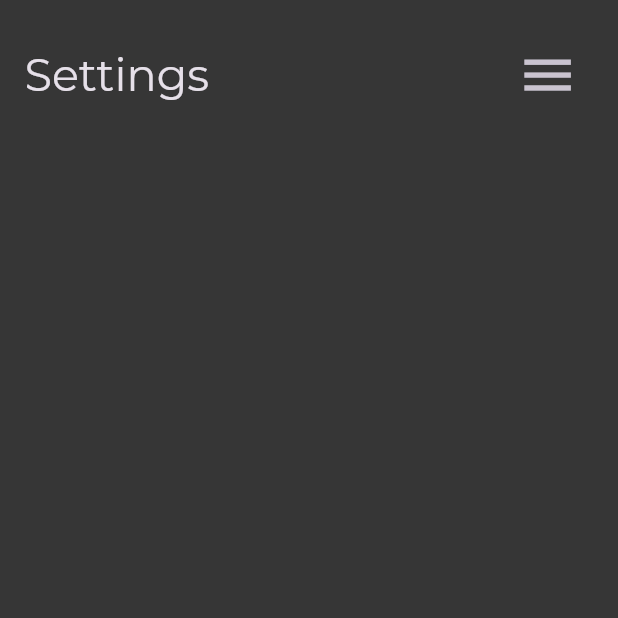
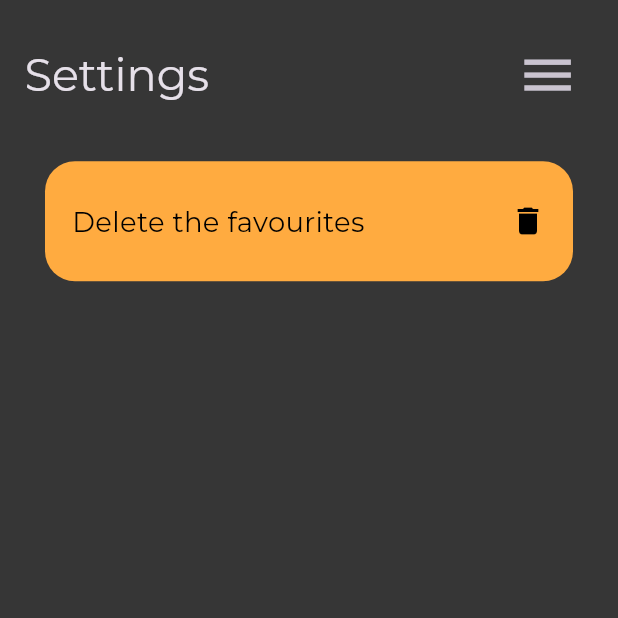
Before and after one commit to youssefhedefa/bookly_application, a Flutter app: the SettingsView screen opened by its route, on a phone screen of 412 x 824 dp, the top half of it. Run offline on Flutter 3.47's test engine with Material 2 defaults, Android fonts, the phone set to English and light mode, and no system bars; our stand-ins replace bloc, cached_network_image, dio, flutter_bloc, flutter_screenutil, google_fonts and 1 more; accounts and stored records are empty; network calls fail.

Commit message:
and button to setting and use snack bar

```diff
--- a/lib/Features/home/presentation/views_model/views/settings_view.dart
+++ b/lib/Features/home/presentation/views_model/views/settings_view.dart
@@ -1,22 +1,67 @@
 import 'package:book/Features/home/presentation/views_model/views/side_bar_view.dart';
 import 'package:book/Features/home/presentation/views_model/views/widgets/custom_app_bar.dart';
+import 'package:book/Features/home/presentation/views_model/views/widgets/custom_button.dart';
+import 'package:book/core/utils/widgets/snack_bar.dart';
 import 'package:flutter/material.dart';
 import 'package:flutter_screenutil/flutter_screenutil.dart';
+import 'package:google_fonts/google_fonts.dart';
 
 class SettingsView extends StatelessWidget {
   const SettingsView({Key? key}) : super(key: key);
   static String id = 'Settings View';
   @override
   Widget build(BuildContext context) {
-    return  Scaffold(
+    return Scaffold(
       drawer: const SideBarView(),
       body: Padding(
-        padding: EdgeInsetsDirectional.only(top: 18.0.h, start: 16.w, end: 16.w),
-        child:const Column(
+        padding:
+            EdgeInsetsDirectional.only(top: 18.0.h, start: 16.w, end: 16.w),
+        child: Column(
           children: [
-            CustomAppBar(
+            const CustomAppBar(
               title: 'Settings',
               leadingIcon: null,
+            ),
+            const SizedBox(
+              height: 30,
+            ),
+            GestureDetector(
+              onTap: () {
+                ScaffoldMessenger.of(context).showSnackBar(
+                    const SnackBar(
+                      content: CustomSnackBar(),
+                      behavior: SnackBarBehavior.floating,
+                    ),
+                );
+              },
+              child: Container(
+                height: 80,
+                width: MediaQuery.of(context).size.width - 60,
+                alignment: Alignment.center,
+                decoration: BoxDecoration(
+                  color: Colors.orangeAccent,
+                  borderRadius: BorderRadius.circular(20),
+                ),
+                child: Padding(
+                  padding: const EdgeInsets.only(left: 18.0, right: 18.0),
+                  child: Row(
+                    children: [
+                      Text(
+                        'Delete the favourites',
+                        style: TextStyle(
+                          color: Colors.black,
+                          fontSize: 16.sp,
+                        ),
+                      ),
+                      const Spacer(),
+                      const Icon(
+                        Icons.delete,
+                        color: Colors.black,
+                      ),
+                    ],
+                  ),
+                ),
+              ),
             ),
           ],
         ),
```
Also changed, not shown: lib/core/utils/widgets/snack_bar.dart (added, +27 -0 lines).
